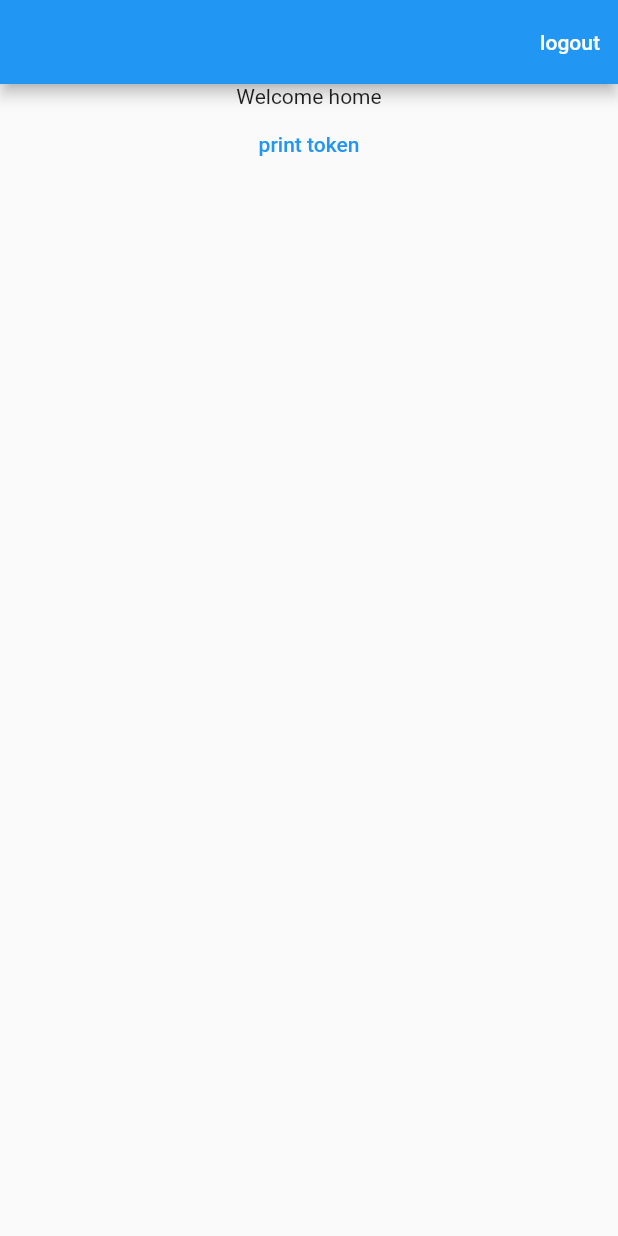
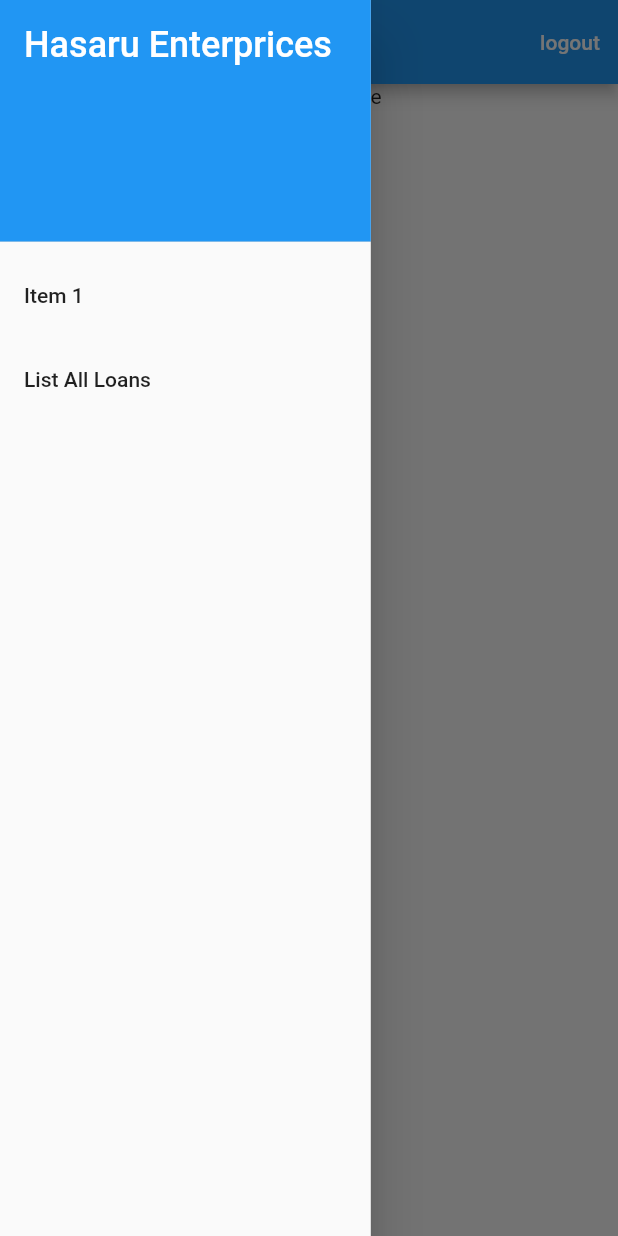
Before and after one commit to DamiduShalinda/loanManagmentApp, a Flutter app: the HomeScreen screen opened directly, with the side drawer open (before the commit the screen has no drawer), on a phone screen of 412 x 824 dp. Run offline on Flutter 3.47's test engine with Material 2 defaults, Android fonts, the phone set to English and light mode, and no system bars; our stand-ins replace get, jwt_decoder, shared_preferences; accounts and stored records are empty.

Commit message:
put them in to folders

```diff
--- a/lib/logincontroller.dart
+++ b/lib/Apis/logincontroller.dart
@@ -3,10 +3,12 @@ import 'package:flutter/cupertino.dart';
 import 'package:flutter/foundation.dart';
 import 'package:flutter/material.dart';
 import 'package:get/get.dart';
+import 'package:jwt_decoder/jwt_decoder.dart';
 import 'package:loan_managment_app/api_endpoints.dart';
 import 'package:http/http.dart' as http;
-import 'package:loan_managment_app/home.dart';
 import 'package:shared_preferences/shared_preferences.dart';
+
+import '../Pages/home.dart';
 
 class LogInController extends GetxController {
    TextEditingController usernameController = TextEditingController();
@@ -32,6 +34,8 @@ class LogInController extends GetxController {
         SharedPreferences prefs = await SharedPreferences.getInstance();
         await prefs.setString('access', accessToken);
         await prefs.setString('refresh', refreshToken);
+        Map <String , dynamic> decodedToken = JwtDecoder.decode(accessToken);
+        bool hasexpired = JwtDecoder.isExpired(accessToken);
         Get.off(() => const HomeScreen());
       }else {
         usernameController.clear();
--- a/lib/login.dart
+++ b/lib/Pages/login.dart
@@ -1,7 +1,7 @@
 import 'package:flutter/foundation.dart';
 import 'package:flutter/material.dart';
 import 'package:get/get.dart';
-import 'package:loan_managment_app/logincontroller.dart';
+import 'package:loan_managment_app/Apis/logincontroller.dart';
 
 class Login extends StatefulWidget {
   const Login({Key? key}) : super(key: key);
@@ -51,6 +51,7 @@ class _LoginState extends State<Login> {
           ],
         ),
       ),
+
     );
   }
 }
--- a/lib/api_endpoints.dart
+++ b/lib/api_endpoints.dart
@@ -1,8 +1,9 @@
 class ApiEndPoints {
-  static const String baseUrl = "http://10.0.2.2:8000/api/";
+  static const String baseUrl = "http://10.0.2.2:8000/";
   static AuthEndPoints authEndPoints = AuthEndPoints();
 }
 
 class AuthEndPoints {
-  final String loginUsername = 'token';
+  final String loginUsername = 'users/token';
+  final String listallloans = 'loans/getloans';
 }
--- /dev/null
+++ b/lib/drawer.dart
@@ -0,0 +1,39 @@
+import 'package:flutter/material.dart';
+import 'package:get/get.dart';
+import 'Pages/listloans.dart';
+
+class SimpleDrawer extends StatelessWidget {
+  const SimpleDrawer({super.key});
+
+  @override
+  Widget build(BuildContext context) {
+    return Drawer(
+              width: MediaQuery.of(context).size.width * 0.6,
+              child: ListView(
+                padding: EdgeInsets.zero,
+                children: [
+                  const DrawerHeader(
+                    decoration: BoxDecoration(
+                      color: Colors.blue,
+                    ),
+                    child: Text('Hasaru Enterprices' ,
+                    style: TextStyle(color: Colors.white, fontSize: 24)),
+                  ),
+                  ListTile(
+                    title: const Text('Item 1'),
+                    onTap: () {
+                      Navigator.pop(context ,);
+                    },
+                  ),
+                  ListTile(
+                    title: const Text('List All Loans'),
+                    hoverColor: Colors.blue,
+                    onTap: () {
+                      Get.to(const ListLoans());
+                    },
+                  ),
+                ],
+              ),
+            );
+  }
+}
--- a/pubspec.yaml
+++ b/pubspec.yaml
@@ -36,6 +36,7 @@ dependencies:
   shared_preferences: ^2.1.1
   flutter_hooks: ^0.18.0
   hooks_riverpod: ^2.3.6
+  jwt_decoder: ^2.0.1
 
 dev_dependencies:
   flutter_test:
```
Also changed, not shown: lib/Apis/listallloancontroller.dart (added, +53 -0 lines), lib/Pages/home.dart (renamed from lib/home.dart, +5 -3 lines), lib/Pages/listloans.dart (added, +68 -0 lines), lib/main.dart (+4 -3 lines), pubspec.lock, 1 other file.
